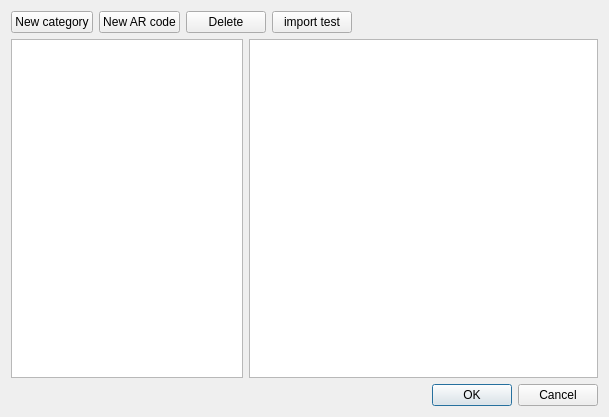
Old version of the form src/frontend/qt_sdl/CheatsDialog.ui in the repository openpak/melonds.
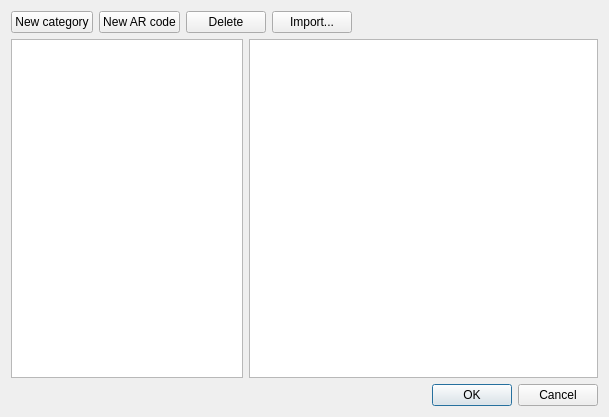
New version of the form.

Patch:
```diff
--- a/src/frontend/qt_sdl/CheatsDialog.ui
+++ b/src/frontend/qt_sdl/CheatsDialog.ui
@@ -43,7 +43,7 @@
      <item>
       <widget class="QPushButton" name="btnImportCheats">
        <property name="text">
-        <string>import test</string>
+        <string>Import...</string>
        </property>
       </widget>
      </item>
```
